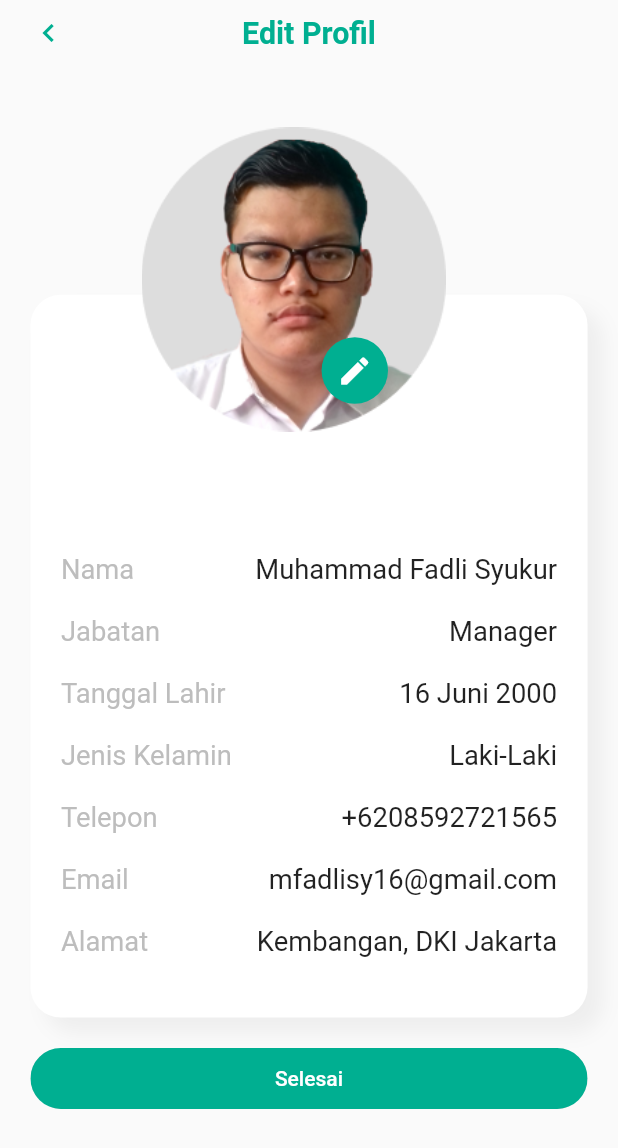
After one commit to MuhammadFadliSyukur/syncrhonize, a Flutter app: the EditProfile screen opened directly, on a phone screen of 412 x 824 dp. The commit adds this screen. Shown: the top 1148 px of the screen. Run offline on Flutter 3.47's test engine with Material 2 defaults, Android fonts, the phone set to English and light mode, and no system bars; our stand-ins replace flutter_screenutil.

Commit message:
menambahkan fitur edit profil"

```diff
--- /dev/null
+++ b/lib/pages/edit_profile.dart
@@ -0,0 +1,149 @@
+import 'package:flutter/material.dart';
+import 'package:flutter_screenutil/flutter_screenutil.dart';
+import 'package:tugas5_monitoring/theme.dart';
+import 'package:tugas5_monitoring/widgets/edit_profil_tile.dart';
+
+class EditProfile extends StatelessWidget {
+  @override
+  Widget build(BuildContext context) {
+    return Scaffold(
+      body: SafeArea(
+        child: Padding(
+          padding: EdgeInsets.symmetric(horizontal: 20.h),
+          child: Column(
+            children: [
+              Padding(
+                padding: EdgeInsets.only(top: 10.h),
+                child: Row(
+                  mainAxisAlignment: MainAxisAlignment.spaceBetween,
+                  children: [
+                    GestureDetector(
+                        onTap: () {
+                          Navigator.pop(context);
+                        },
+                        child: Icon(Icons.chevron_left, color: primaryColor)),
+                    Text(
+                      'Edit Profil',
+                      style: TextStyle(
+                        color: primaryColor,
+                        fontSize: 20.sp,
+                        fontWeight: FontWeight.bold,
+                      ),
+                    ),
+                    Icon(Icons.home, color: Colors.grey[50])
+                  ],
+                ),
+              ),
+              SizedBox(height: 50.h),
+              Stack(
+                children: [
+                  Padding(
+                    padding: EdgeInsets.only(top: 110.h),
+                    child: Container(
+                      padding: EdgeInsets.all(20.h),
+                      width: double.infinity,
+                      decoration: BoxDecoration(
+                        borderRadius: BorderRadius.circular(20.r),
+                        color: Colors.white,
+                        boxShadow: [
+                          BoxShadow(
+                              offset: Offset(10, 10),
+                              blurRadius: 10,
+                              color: Colors.grey[200])
+                        ],
+                      ),
+                      child: Column(
+                        children: [
+                          SizedBox(height: 150.h),
+                          EditProfilTile(
+                            title: 'Nama',
+                            nameTitle: 'Muhammad Fadli Syukur',
+                          ),
+                          SizedBox(height: 20.h),
+                          EditProfilTile(
+                            title: 'Jabatan',
+                            nameTitle: 'Manager',
+                          ),
+                          SizedBox(height: 20.h),
+                          EditProfilTile(
+                            title: 'Tanggal Lahir',
+                            nameTitle: '16 Juni 2000',
+                          ),
+                          SizedBox(height: 20.h),
+                          EditProfilTile(
+                            title: 'Jenis Kelamin',
+                            nameTitle: 'Laki-Laki',
+                          ),
+                          SizedBox(height: 20.h),
+                          EditProfilTile(
+                            title: 'Telepon',
+                            nameTitle: '+6208592721565',
+                          ),
+                          SizedBox(height: 20.h),
+                          EditProfilTile(
+                            title: 'Email',
+                            nameTitle: 'mfadlisy16@gmail.com',
+                          ),
+                          SizedBox(height: 20.h),
+                          EditProfilTile(
+                            title: 'Alamat',
+                            nameTitle: 'Kembangan, DKI Jakarta',
+                          ),
+                          SizedBox(height: 20.h),
+                        ],
+                      ),
+                    ),
+                  ),
+                  Align(
+                    alignment: Alignment.center,
+                    child: Container(
+                      height: 220.h,
+                      width: 220.h,
+                      child: Stack(
+                        children: [
+                          Image.asset('assets/lead.png', height: 200.h),
+                          Positioned(
+                            top: 140,
+                            left: 120,
+                            child: Container(
+                              padding: EdgeInsets.all(10.h),
+                              decoration: BoxDecoration(
+                                color: primaryColor,
+                                shape: BoxShape.circle,
+                              ),
+                              child: Icon(Icons.edit, color: Colors.white),
+                            ),
+                          )
+                        ],
+                      ),
+                    ),
+                  ),
+                ],
+              ),
+              SizedBox(height: 20.h),
+              Container(
+                height: 40.h,
+                width: double.infinity,
+                decoration: BoxDecoration(
+                  borderRadius: BorderRadius.circular(20),
+                ),
+                child: ClipRRect(
+                  borderRadius: BorderRadius.circular(35),
+                  child: ElevatedButton(
+                    onPressed: () {
+                      Navigator.pop(context);
+                    },
+                    child: Text('Selesai'),
+                    style: ElevatedButton.styleFrom(
+                      primary: primaryColor,
+                    ),
+                  ),
+                ),
+              )
+            ],
+          ),
+        ),
+      ),
+    );
+  }
+}
--- a/lib/pages/profile_page.dart
+++ b/lib/pages/profile_page.dart
@@ -1,5 +1,6 @@
 import 'package:flutter/material.dart';
 import 'package:flutter_screenutil/flutter_screenutil.dart';
+import 'package:tugas5_monitoring/pages/edit_profile.dart';
 import 'package:tugas5_monitoring/theme.dart';
 import 'package:tugas5_monitoring/widgets/profile_tile.dart';
 
@@ -52,10 +53,20 @@ class ProfilePage extends StatelessWidget {
                       color: Colors.red,
                     ),
                     SizedBox(height: 15.h),
-                    ProfileTile(
-                      icon: Icons.person_pin,
-                      title: 'Edit Profil',
-                      color: Colors.blue[300],
+                    GestureDetector(
+                      onTap: () {
+                        Navigator.push(
+                          context,
+                          MaterialPageRoute(
+                            builder: (context) => EditProfile(),
+                          ),
+                        );
+                      },
+                      child: ProfileTile(
+                        icon: Icons.person_pin,
+                        title: 'Edit Profil',
+                        color: Colors.blue[300],
+                      ),
                     ),
                     SizedBox(height: 15.h),
                     ProfileTile(
--- /dev/null
+++ b/lib/widgets/edit_profil_tile.dart
@@ -0,0 +1,33 @@
+import 'package:flutter/material.dart';
+// import 'package:flutter_screenutil/flutter_screenutil.dart';
+import 'package:tugas5_monitoring/theme.dart';
+
+class EditProfilTile extends StatelessWidget {
+  final String title;
+  final String nameTitle;
+
+  const EditProfilTile({
+    Key key,
+    this.title,
+    this.nameTitle,
+  }) : super(key: key);
+
+  @override
+  Widget build(BuildContext context) {
+    return Row(
+      mainAxisAlignment: MainAxisAlignment.spaceBetween,
+      children: [
+        Text(
+          title,
+          style: subTitleTextstyle.copyWith(
+            color: Colors.grey[400],
+          ),
+        ),
+        Text(
+          nameTitle,
+          style: subTitleTextstyle,
+        )
+      ],
+    );
+  }
+}
```
